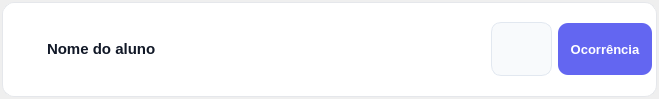
Caiquef80/Gerenciamento-Escolar, file App/view/ui/studentCard.ui: the form before one commit.
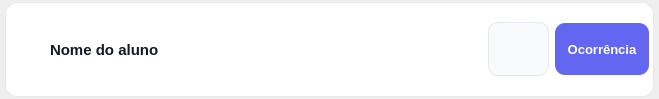
The form after the commit. Icons and pictures are not drawn.

Diff of the .ui file:
```diff
--- a/App/view/ui/studentCard.ui
+++ b/App/view/ui/studentCard.ui
@@ -11,7 +11,7 @@
    </rect>
   </property>
   <property name="sizePolicy">
-   <sizepolicy hsizetype="Preferred" vsizetype="Fixed">
+   <sizepolicy hsizetype="Expanding" vsizetype="Expanding">
     <horstretch>0</horstretch>
     <verstretch>0</verstretch>
    </sizepolicy>
@@ -24,7 +24,7 @@
   </property>
   <property name="maximumSize">
    <size>
-    <width>659</width>
+    <width>16777215</width>
     <height>16777215</height>
    </size>
   </property>
@@ -111,19 +111,37 @@
     <number>6</number>
    </property>
    <property name="leftMargin">
-    <number>2</number>
+    <number>5</number>
    </property>
    <property name="topMargin">
     <number>2</number>
    </property>
    <property name="rightMargin">
-    <number>2</number>
+    <number>5</number>
    </property>
    <property name="bottomMargin">
     <number>2</number>
    </property>
    <item>
     <widget class="QWidget" name="widget" native="true">
+     <property name="sizePolicy">
+      <sizepolicy hsizetype="Expanding" vsizetype="Expanding">
+       <horstretch>0</horstretch>
+       <verstretch>0</verstretch>
+      </sizepolicy>
+     </property>
+     <property name="minimumSize">
+      <size>
+       <width>0</width>
+       <height>0</height>
+      </size>
+     </property>
+     <property name="maximumSize">
+      <size>
+       <width>16777215</width>
+       <height>16777215</height>
+      </size>
+     </property>
      <property name="styleSheet">
       <string notr="true"/>
      </property>
@@ -155,12 +173,24 @@
       </item>
       <item>
        <widget class="QPushButton" name="studentName">
+        <property name="sizePolicy">
+         <sizepolicy hsizetype="Expanding" vsizetype="Expanding">
+          <horstretch>0</horstretch>
+          <verstretch>0</verstretch>
+         </sizepolicy>
+        </property>
         <property name="minimumSize">
          <size>
           <width>0</width>
           <height>52</height>
          </size>
         </property>
+        <property name="maximumSize">
+         <size>
+          <width>16777214</width>
+          <height>16777215</height>
+         </size>
+        </property>
         <property name="inputMethodHints">
          <set>Qt::ImhNone</set>
         </property>
@@ -189,6 +219,12 @@
       </item>
       <item alignment="Qt::AlignVCenter">
        <widget class="QPushButton" name="parentInfo">
+        <property name="sizePolicy">
+         <sizepolicy hsizetype="Expanding" vsizetype="Expanding">
+          <horstretch>0</horstretch>
+          <verstretch>0</verstretch>
+         </sizepolicy>
+        </property>
         <property name="minimumSize">
          <size>
           <width>0</width>
@@ -212,6 +248,12 @@
       </item>
       <item>
        <widget class="QPushButton" name="newReport">
+        <property name="sizePolicy">
+         <sizepolicy hsizetype="Minimum" vsizetype="Fixed">
+          <horstretch>0</horstretch>
+          <verstretch>0</verstretch>
+         </sizepolicy>
+        </property>
         <property name="text">
          <string>Ocorrência</string>
         </property>
```
